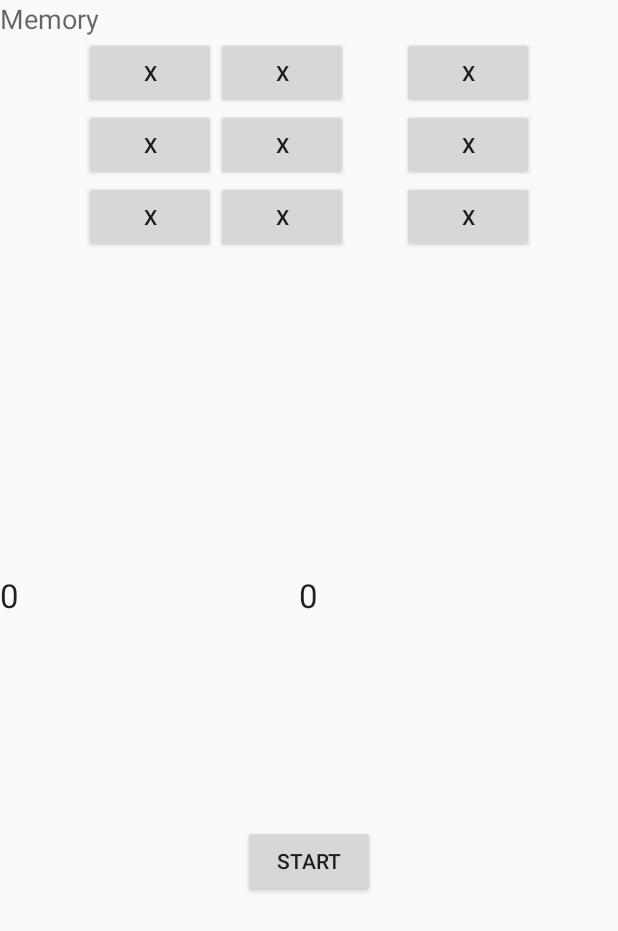
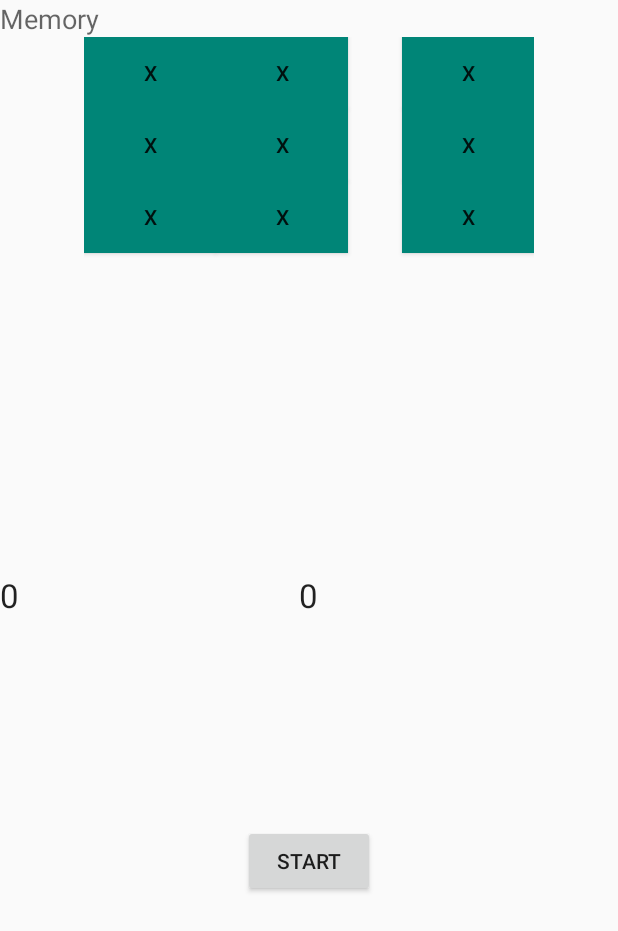
Before and after one commit to paperclipmonkey/R-Kit, an Android app: the layout activity_spatial_memory.xml on its own in the app's theme, with its tools: preview values and no code run, on a phone screen of 412 x 824 dp. Shown: the top 931 px of the screen. Run offline under Robolectric (Android 15) with nearby library versions, the phone set to English and light mode, and no system bars.

Commit message:
Add Spatial Memory test

```diff
--- a/app/src/main/AndroidManifest.xml
+++ b/app/src/main/AndroidManifest.xml
@@ -55,6 +55,11 @@
             android:name=".Tapping"
             android:label="@string/app_name" >
         </activity>
+
+        <activity
+            android:name=".SpatialMemory"
+            android:label="@string/app_name" >
+        </activity>
     </application>
 
 </manifest>
--- a/app/src/main/res/layout/activity_spatial_memory.xml
+++ b/app/src/main/res/layout/activity_spatial_memory.xml
@@ -23,6 +23,7 @@
         android:rowCount="4">
 
         <Button
+            android:background="@color/accent_material_light"
             android:layout_width="wrap_content"
             android:layout_height="wrap_content"
             android:text="x"
@@ -33,6 +34,7 @@
             android:layout_column="0" />
 
         <Button
+            android:background="@color/accent_material_light"
             android:layout_width="wrap_content"
             android:layout_height="wrap_content"
             android:text="x"
@@ -46,6 +48,7 @@
             android:layout_column="1" />
 
         <Button
+            android:background="@color/accent_material_light"
             android:layout_width="wrap_content"
             android:layout_height="wrap_content"
             android:text="x"
@@ -56,6 +59,7 @@
             android:layout_column="2" />
 
         <Button
+            android:background="@color/accent_material_light"
             android:layout_width="wrap_content"
             android:layout_height="wrap_content"
             android:text="x"
@@ -69,6 +73,7 @@
             android:layout_column="0" />
 
         <Button
+            android:background="@color/accent_material_light"
             android:layout_width="wrap_content"
             android:layout_height="wrap_content"
             android:text="x"
@@ -82,6 +87,7 @@
             android:layout_column="1" />
 
         <Button
+            android:background="@color/accent_material_light"
             android:layout_width="wrap_content"
             android:layout_height="wrap_content"
             android:text="x"
@@ -92,6 +98,7 @@
             android:layout_column="2" />
 
         <Button
+            android:background="@color/accent_material_light"
             android:layout_width="wrap_content"
             android:layout_height="wrap_content"
             android:text="x"
@@ -102,6 +109,7 @@
             android:layout_column="0" />
 
         <Button
+            android:background="@color/accent_material_light"
             android:layout_width="wrap_content"
             android:layout_height="wrap_content"
             android:text="x"
@@ -115,6 +123,7 @@
             android:layout_column="1" />
 
         <Button
+            android:background="@color/accent_material_light"
             android:layout_width="wrap_content"
             android:layout_height="wrap_content"
             android:text="x"
```
Also changed, not shown: app/src/main/java/com/example/michaelwaterworth/r_kit/SpatialMemory.java (+78 -5 lines).
